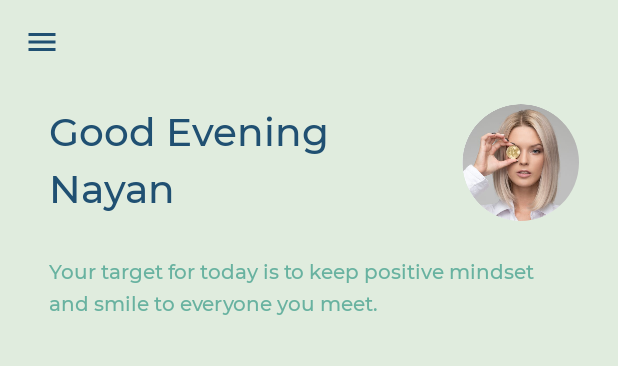
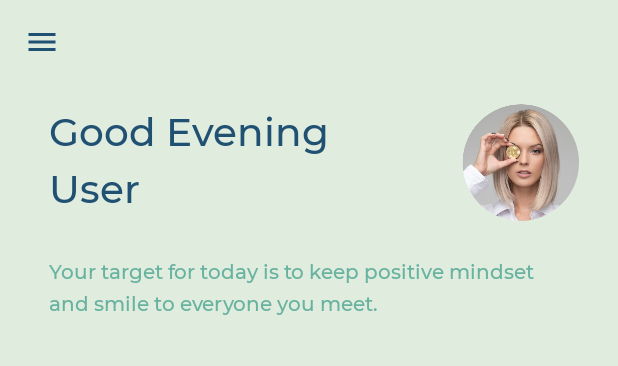
Before and after one commit to iamnynvk/HospitalHelper, an Android app: the layout activity_home_screen.xml on its own in the app's theme, with its tools: preview values and no code run, on a phone screen of 412 x 824 dp. Shown: the top 366 px of the screen. Run offline under Robolectric (Android 15) with nearby library versions, the phone set to English and light mode, and no system bars; plain views replace SliderView.

Commit message:
Homepage changes set User Name 26/05/2021

```diff
--- a/app/src/main/java/com/example/hospitalhelper/Data_Holder/NewUserHelper.java
+++ b/app/src/main/java/com/example/hospitalhelper/Data_Holder/NewUserHelper.java
@@ -13,6 +13,10 @@ public class NewUserHelper {
         Password = password;
         this.profileimg = profileimg;
         this.user = user;
+    }
+
+    public NewUserHelper() {
+
     }
 
     public String getFirstname() {
--- a/app/src/main/res/layout/activity_home_screen.xml
+++ b/app/src/main/res/layout/activity_home_screen.xml
@@ -59,7 +59,7 @@
                     android:layout_height="wrap_content"
                     android:layout_below="@+id/greeting_time_textview"
                     android:layout_marginStart="@dimen/size_25dp"
-                    android:text="Nayan"
+                    android:text="User"
                     android:textColor="@color/title_color"
                     android:textSize="@dimen/size_20dp"
                     android:fontFamily="@font/montserratmedium"
```
Also changed, not shown: app/src/main/java/com/example/hospitalhelper/HomeScreen.java (+17 -10 lines).
